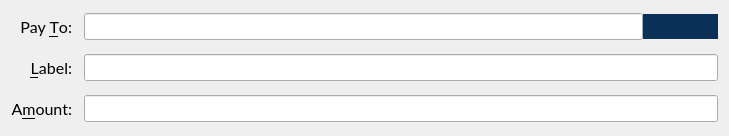
Before: the Qt Designer form src/qt/forms/sendcoinsentry.ui in VeriConomy/vericoin, drawn with Qt 5.
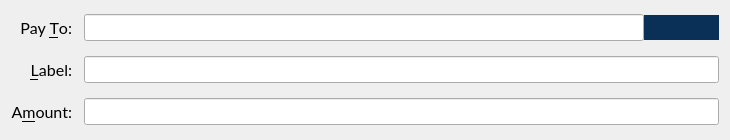
After: the same form once the commit is applied. Icons and pictures are not drawn. Custom widgets are drawn as their Qt base class.

Patch:
```diff
--- a/src/qt/forms/sendcoinsentry.ui
+++ b/src/qt/forms/sendcoinsentry.ui
@@ -6,8 +6,8 @@
    <rect>
     <x>0</x>
     <y>0</y>
-    <width>729</width>
-    <height>136</height>
+    <width>730</width>
+    <height>140</height>
    </rect>
   </property>
   <property name="font">
```
